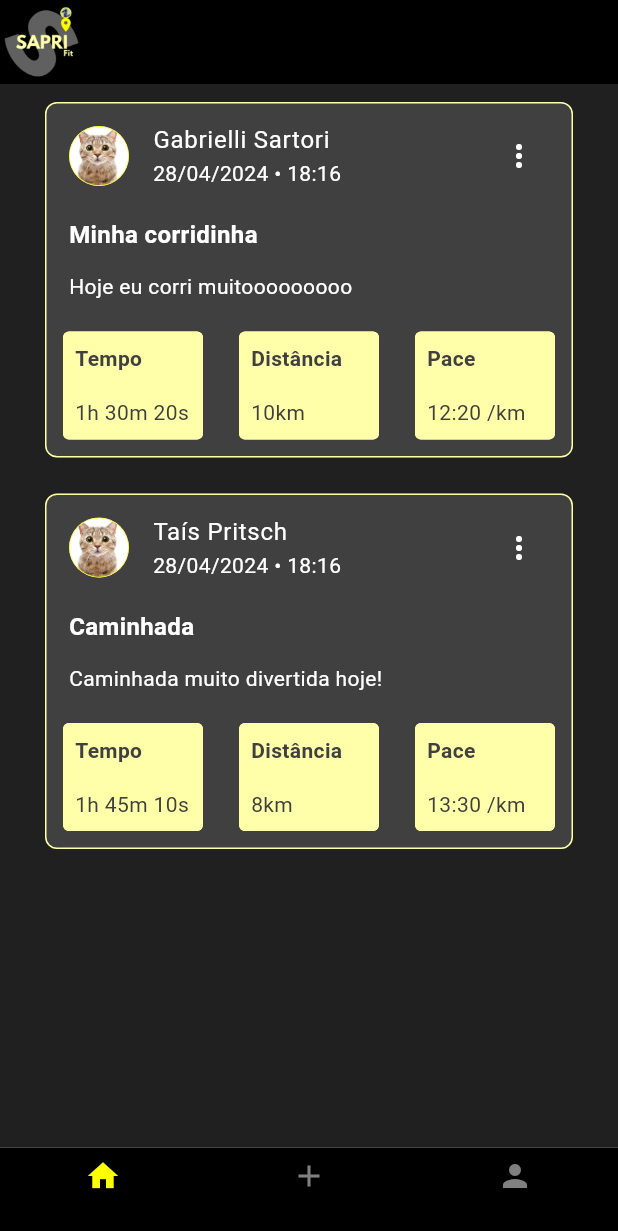
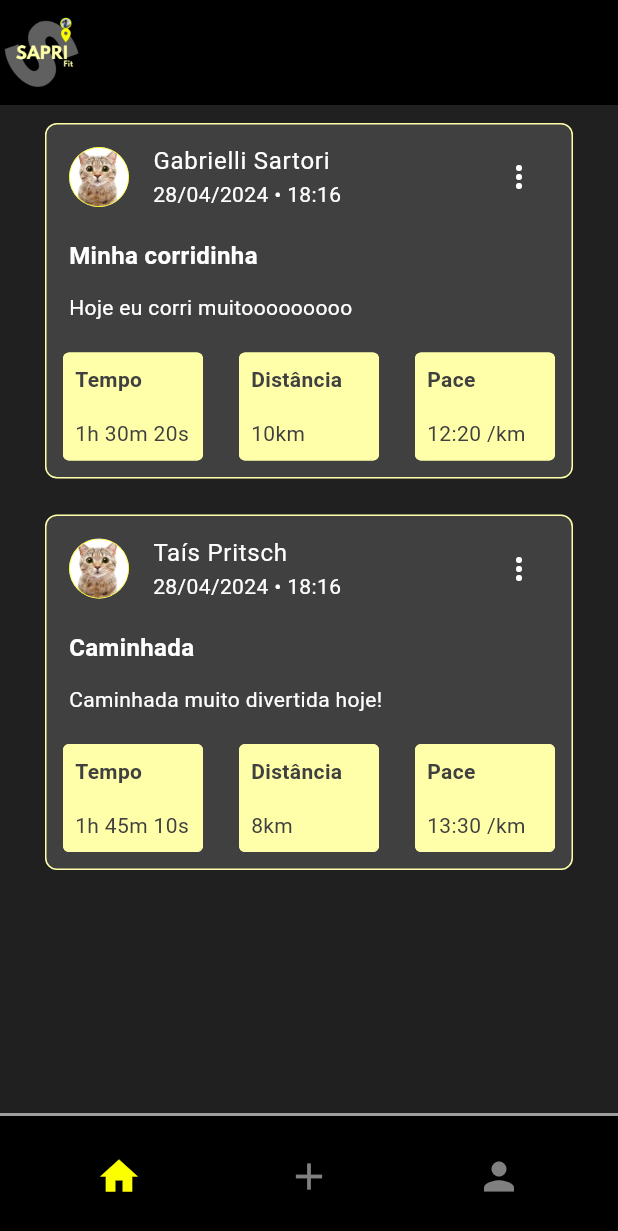
Before and after one commit to taispritsch/sapri-fit, a Flutter app: the MainScreen screen opened directly, on a phone screen of 412 x 824 dp. Shown: the top 1231 px of the screen. Run offline on Flutter 3.47's test engine with Material 3 defaults, Android fonts, the phone set to English and light mode, and no system bars; our stand-ins replace cloud_firestore, firebase_auth, firebase_core, flutter_speed_dial, image_picker; accounts and stored records are empty; generated files the repository leaves out were written again.

Commit message:
feat: toolbar size

```diff
--- a/sapri_fit/lib/widgets/CustomScaffold.dart
+++ b/sapri_fit/lib/widgets/CustomScaffold.dart
@@ -22,6 +22,7 @@
       appBar: AppBar(
         backgroundColor: kBackgorundColor,
         leading: Image.asset('assets/images/logo.png'),
+        toolbarHeight: 70.0,
       ),
       body: body,
       backgroundColor: backgroundColor ?? Colors.white,
--- a/sapri_fit/lib/widgets/MyBottomNavigationBar.dart
+++ b/sapri_fit/lib/widgets/MyBottomNavigationBar.dart
@@ -13,26 +13,40 @@
 
   @override
   Widget build(BuildContext context) {
-    return BottomNavigationBar(
-      items: const <BottomNavigationBarItem>[
-        BottomNavigationBarItem(
-          icon: Icon(Icons.home),
-          label: '',
+    return Column(
+      mainAxisSize: MainAxisSize.min,
+      children: <Widget>[
+        Container(
+          height: 2.0,
+          color: Colors.grey,
         ),
-        BottomNavigationBarItem(
-          icon: Icon(Icons.add),
-          label: '',
-        ),
-        BottomNavigationBarItem(
-          icon: Icon(Icons.person),
-          label: '',
+        BottomAppBar(
+          color: kBackgorundColor,
+          child: SizedBox(
+            height: 70.0,
+            child: Row(
+              mainAxisAlignment: MainAxisAlignment.spaceAround,
+              children: <Widget>[
+                IconButton(
+                  iconSize: 30.0,
+                  icon: Icon(Icons.home, color: currentIndex == 0 ? kPrimaryColor : kInativeColor),
+                  onPressed: () => onTap(0),
+                ),
+                IconButton(
+                  iconSize: 30.0,
+                  icon: Icon(Icons.add, color: currentIndex == 1 ? kPrimaryColor : kInativeColor),
+                  onPressed: () => onTap(1),
+                ),
+                IconButton(
+                  iconSize: 30.0,
+                  icon: Icon(Icons.person, color: currentIndex == 2 ? kPrimaryColor : kInativeColor),
+                  onPressed: () => onTap(2),
+                ),
+              ],
+            ),
+          ),
         ),
       ],
-      currentIndex: currentIndex,
-      selectedItemColor: kPrimaryColor,
-      unselectedItemColor: kInativeColor,
-      backgroundColor: kBackgorundColor,
-      onTap: onTap,
     );
   }
 }
```
